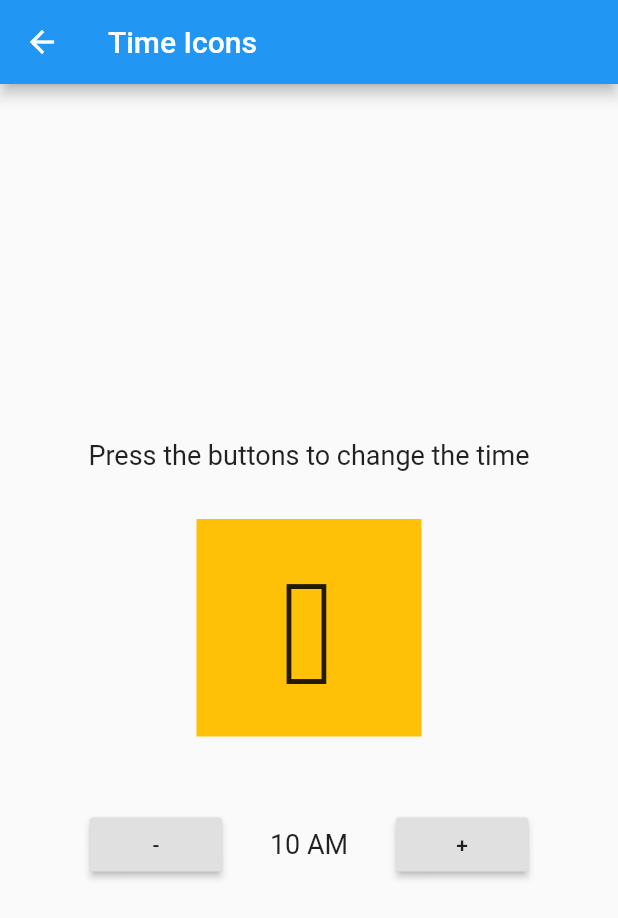
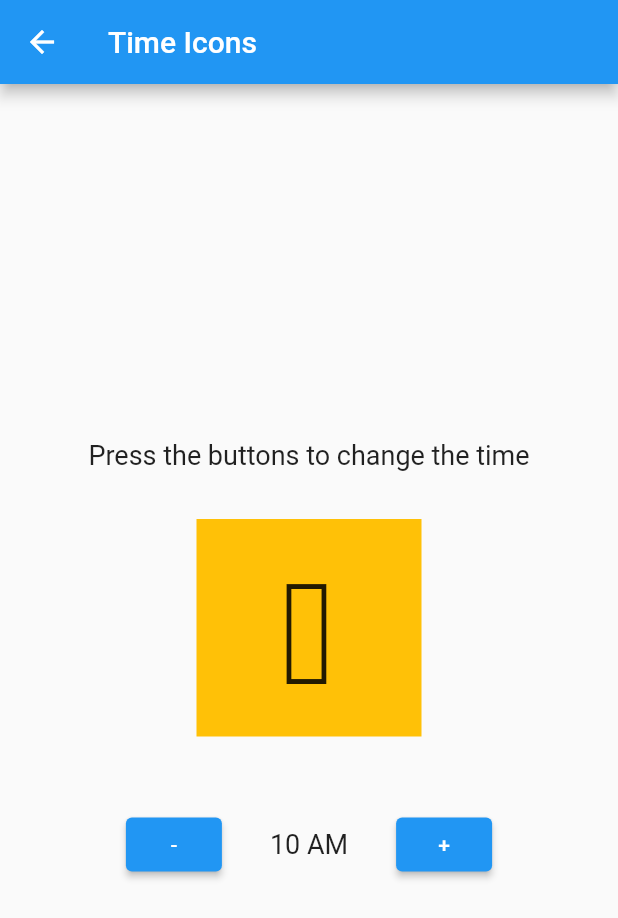
Before and after one commit to worldturtlemedia/weather_icons, a Flutter app: the screen it shows after launch, after a tap on "Time icons", on a phone screen of 412 x 824 dp. Shown: the top 918 px of the screen. Run offline on Flutter 3.47's test engine with Material 2 defaults, Android fonts, the phone set to English and light mode, and no system bars; statements that could not run were skipped.

Commit message:
feat(null-safety): migrate library to dart null-safety (#16)

```diff
--- a/example/lib/main.dart
+++ b/example/lib/main.dart
@@ -48,23 +48,23 @@ class MyHomePage extends StatelessWidget {
                 textAlign: TextAlign.center,
               ),
             ),
-            RaisedButton(
+            ElevatedButton(
               child: Text("All icons (Regular Icon())"),
               onPressed: () => _navigate(context, "all"),
             ),
-            RaisedButton(
+            ElevatedButton(
               child: Text("All icons (BoxedIcon())"),
               onPressed: () => _navigate(context, "all-boxed"),
             ),
-            RaisedButton(
+            ElevatedButton(
               child: Text("Dynamic icon"),
               onPressed: () => _navigate(context, "dynamic"),
             ),
-            RaisedButton(
+            ElevatedButton(
               child: Text("Time icons"),
               onPressed: () => _navigate(context, "time"),
             ),
-            RaisedButton(
+            ElevatedButton(
               child: Text("Wind icons"),
               onPressed: () => _navigate(context, "wind"),
             ),
--- a/example/lib/time.dart
+++ b/example/lib/time.dart
@@ -37,7 +37,7 @@ class _TimeScreenState extends State<TimeScreen> {
             Row(
               mainAxisAlignment: MainAxisAlignment.center,
               children: [
-                RaisedButton(
+                ElevatedButton(
                   child: Text("-"),
                   onPressed: () {
                     _updateHour(_hour - 1);
@@ -50,7 +50,7 @@ class _TimeScreenState extends State<TimeScreen> {
                     style: TextStyle(fontSize: 18),
                   ),
                 ),
-                RaisedButton(
+                ElevatedButton(
                   child: Text("+"),
                   onPressed: () {
                     _updateHour(_hour + 1);
--- a/example/lib/util.dart
+++ b/example/lib/util.dart
@@ -1,5 +1,5 @@
 class WeatherIconsUtil {
-  static const int dateTimestamp = 1601885646647;
+  static const int dateTimestamp = 1614982233069;
 
   static const Map<String, int> iconMap = {
     'wi-day-sunny': 0xf00d,
--- a/example/lib/wind.dart
+++ b/example/lib/wind.dart
@@ -36,7 +36,7 @@ class _WindScreenState extends State<WindScreen> {
             Row(
               mainAxisAlignment: MainAxisAlignment.center,
               children: [
-                RaisedButton(
+                ElevatedButton(
                   child: Text("-20"),
                   onPressed: () {
                     _updateHour(_degree - 20);
@@ -49,7 +49,7 @@ class _WindScreenState extends State<WindScreen> {
                     style: TextStyle(fontSize: 18),
                   ),
                 ),
-                RaisedButton(
+                ElevatedButton(
                   child: Text("+20"),
                   onPressed: () {
                     _updateHour(_degree + 20);
--- a/example/pubspec.yaml
+++ b/example/pubspec.yaml
@@ -1,6 +1,6 @@
 name: weather_icons_example
 description: An example showcasing the `weather_icons` package.
-
+publish_to: none
 version: 1.0.0+1
 
 environment:
--- a/lib/src/boxed_icon.dart
+++ b/lib/src/boxed_icon.dart
@@ -18,26 +18,25 @@ import 'package:flutter/material.dart';
 ///     );
 class BoxedIcon extends StatelessWidget {
   final IconData icon;
-  final double size;
-  final Color color;
+  final double? size;
+  final Color? color;
 
   const BoxedIcon(
     this.icon, {
-    Key key,
+    Key? key,
     this.size,
     this.color,
-  })  : assert(icon != null),
-        super(key: key);
+  }) : super(key: key);
 
   @override
   Widget build(BuildContext context) {
     final IconThemeData iconTheme = IconTheme.of(context);
 
-    final double iconSize = size ?? iconTheme.size;
+    final double iconSize = size ?? iconTheme.size!;
 
-    final double iconOpacity = iconTheme.opacity;
-    Color iconColor = color ?? iconTheme.color;
-    if (iconOpacity != 1.0)
+    final double? iconOpacity = iconTheme.opacity;
+    Color? iconColor = color ?? iconTheme.color;
+    if (iconColor != null && iconOpacity != null && iconOpacity != 1.0)
       iconColor = iconColor.withOpacity(iconColor.opacity * iconOpacity);
 
     return SizedBox(
--- a/pubspec.yaml
+++ b/pubspec.yaml
@@ -6,7 +6,7 @@ repository: https://github.com/worldturtlemedia/weather_icons
 homepage: https://worldturtlemedia.com
 
 environment:
-  sdk: '>=2.1.0 <3.0.0'
+  sdk: '>=2.12.0 <3.0.0'
 
 dependencies:
   flutter:
```
Also changed, not shown: lib/src/util/rotate.dart (+4 -8 lines), lib/src/weather_icons_g.dart (+9 -6 lines), lib/src/wind_icon.dart (+5 -6 lines), example/pubspec.lock, pubspec.lock, 9 other files.
